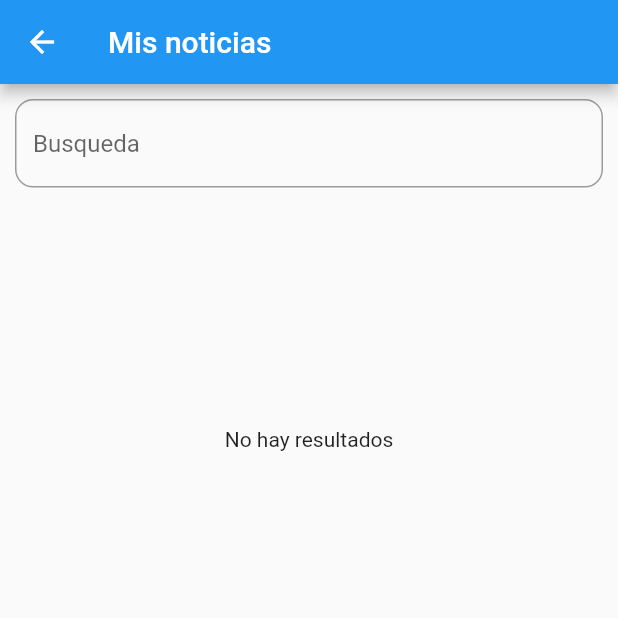
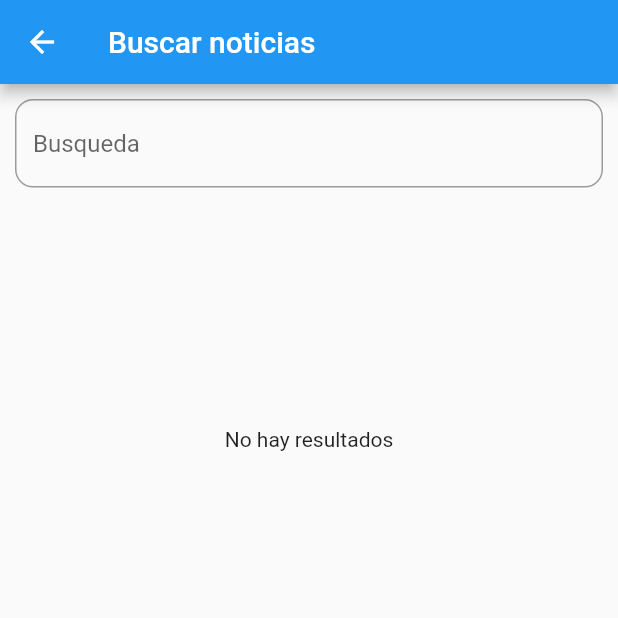
Before and after one commit to DanielBarragan96/android_p3, a Flutter app: the Buscar screen opened directly, on a phone screen of 412 x 824 dp, the top half of it. Run offline on Flutter 3.47's test engine with Material 2 defaults, Android fonts, the phone set to English and light mode, and no system bars; our stand-ins replace bloc, cloud_firestore, equatable, firebase_auth, firebase_core, firebase_storage and 4 more; missing offline and left inert: flutter_auth_buttons; accounts and stored records are empty; network calls fail; statements that could not run were skipped.

Commit message:
changed app bar title

```diff
--- a/lib/buscar/buscar.dart
+++ b/lib/buscar/buscar.dart
@@ -21,7 +21,7 @@ class _BuscarState extends State<Buscar> {
       length: 2,
       child: Scaffold(
         appBar: AppBar(
-          title: Text('Mis noticias'),
+          title: Text('Buscar noticias'),
         ),
         body: BlocProvider(
           create: (context) => bloc..add(SearchNewsEvent(search: "")),
```
